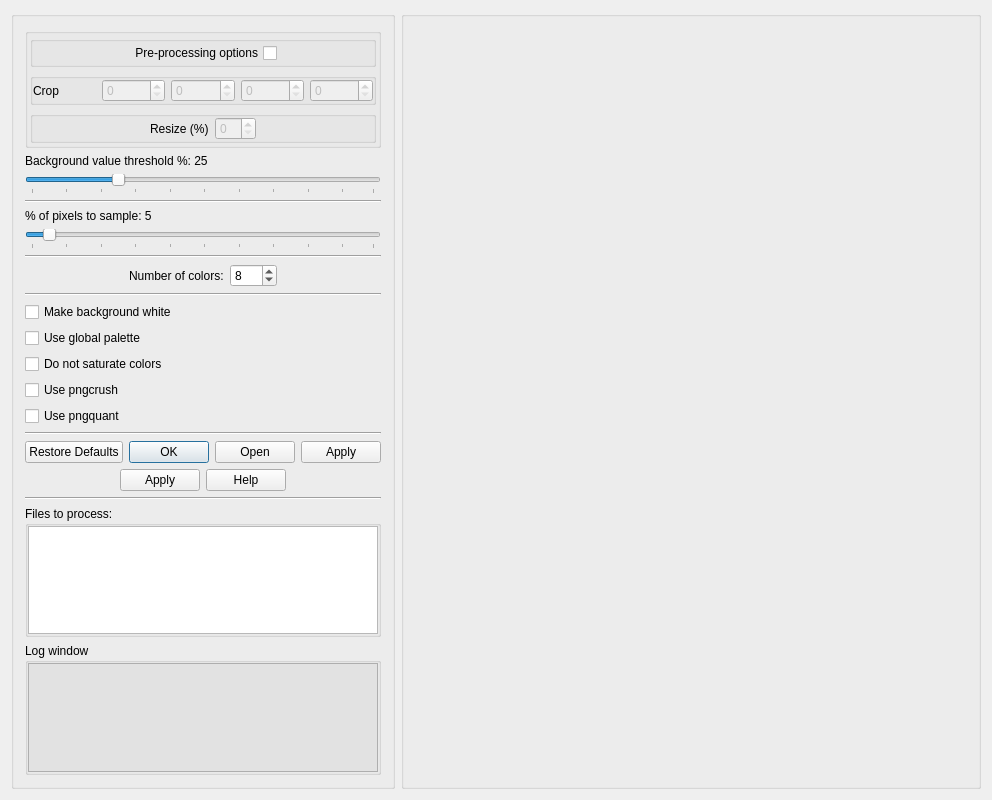
Above: noteshrinkdialog.ui from clapautius/noteshrink-qt before the change. Below: the same form after it.
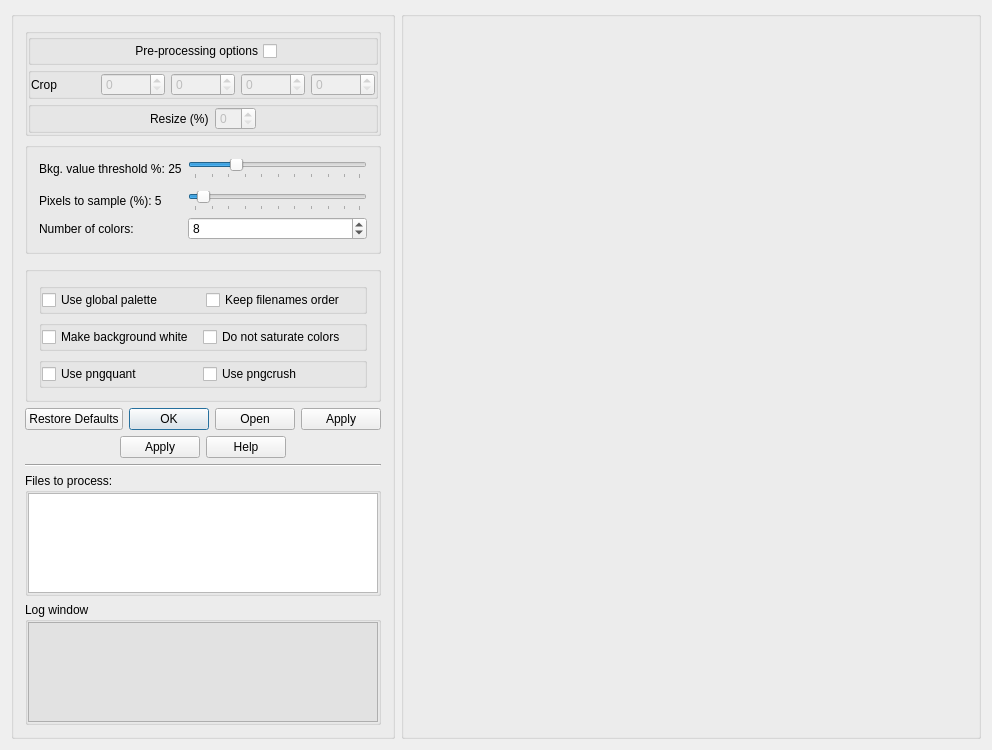
That is the form after the change.

What changed in the file:
```diff
--- a/noteshrinkdialog.ui
+++ b/noteshrinkdialog.ui
@@ -7,7 +7,7 @@
     <x>0</x>
     <y>0</y>
     <width>992</width>
-    <height>800</height>
+    <height>750</height>
    </rect>
   </property>
   <property name="windowTitle">
@@ -41,17 +41,20 @@
          <bool>false</bool>
         </property>
         <layout class="QVBoxLayout" name="verticalLayout_6">
+         <property name="spacing">
+          <number>2</number>
+         </property>
          <property name="leftMargin">
-          <number>2</number>
+          <number>0</number>
          </property>
          <property name="topMargin">
-          <number>2</number>
+          <number>0</number>
          </property>
          <property name="rightMargin">
-          <number>2</number>
+          <number>0</number>
          </property>
          <property name="bottomMargin">
-          <number>2</number>
+          <number>0</number>
          </property>
          <item>
           <widget class="QGroupBox" name="groupBox_6">
@@ -318,13 +321,15 @@
          </spacer>
         </item>
         <item>
-         <widget class="QLabel" name="m_bkg_value_thres_label">
-          <property name="text">
-           <string>Background value threshold %: 25</string>
+         <widget class="QGroupBox" name="groupBox_9">
+          <property name="title">
+           <string/>
           </property>
-         </widget>
-        </item>
-        <item>
+          <layout class="QFormLayout" name="formLayout_2">
+           <item row="1" column="0">
+            <layout class="QFormLayout" name="formLayout"/>
+           </item>
+           <item row="0" column="1">
          <widget class="QSlider" name="m_bkg_value_thres">
           <property name="value">
            <number>25</number>
@@ -340,21 +345,21 @@
           </property>
          </widget>
         </item>
-        <item>
-         <widget class="Line" name="line_2">
-          <property name="orientation">
-           <enum>Qt::Horizontal</enum>
+           <item row="0" column="0">
+            <widget class="QLabel" name="m_bkg_value_thres_label">
+             <property name="text">
+              <string>Bkg. value threshold %: 25</string>
           </property>
          </widget>
         </item>
-        <item>
+           <item row="2" column="0">
          <widget class="QLabel" name="m_pixels_sample_label">
           <property name="text">
-           <string>% of pixels to sample: 5</string>
+              <string>Pixels to sample (%): 5</string>
           </property>
          </widget>
         </item>
-        <item>
+           <item row="2" column="1">
          <widget class="QSlider" name="m_pixels_sample">
           <property name="value">
            <number>5</number>
@@ -370,36 +375,14 @@
           </property>
          </widget>
         </item>
-        <item>
-         <widget class="Line" name="line">
-          <property name="orientation">
-           <enum>Qt::Horizontal</enum>
-          </property>
-         </widget>
-        </item>
-        <item>
-         <layout class="QHBoxLayout" name="horizontalLayout_7">
-          <item>
-           <spacer name="horizontalSpacer">
-            <property name="orientation">
-             <enum>Qt::Horizontal</enum>
-            </property>
-            <property name="sizeHint" stdset="0">
-             <size>
-              <width>40</width>
-              <height>20</height>
-             </size>
-            </property>
-           </spacer>
-          </item>
-          <item>
+           <item row="3" column="0">
            <widget class="QLabel" name="label_4">
             <property name="text">
              <string>Number of colors:</string>
             </property>
            </widget>
           </item>
-          <item>
+           <item row="3" column="1">
            <widget class="QSpinBox" name="m_num_colors">
             <property name="minimum">
              <number>1</number>
@@ -412,35 +395,52 @@
             </property>
            </widget>
           </item>
+          </layout>
+         </widget>
+        </item>
           <item>
-           <spacer name="horizontalSpacer_2">
+         <layout class="QHBoxLayout" name="horizontalLayout_7">
+          <item>
+           <widget class="Line" name="line_6">
             <property name="orientation">
-             <enum>Qt::Horizontal</enum>
+             <enum>Qt::Vertical</enum>
             </property>
-            <property name="sizeHint" stdset="0">
-             <size>
-              <width>40</width>
-              <height>20</height>
-             </size>
-            </property>
-           </spacer>
+           </widget>
           </item>
          </layout>
         </item>
         <item>
-         <widget class="Line" name="line_3">
-          <property name="orientation">
-           <enum>Qt::Horizontal</enum>
+         <widget class="QGroupBox" name="groupBox_12">
+          <property name="title">
+           <string/>
           </property>
-         </widget>
-        </item>
+          <layout class="QVBoxLayout" name="verticalLayout_10">
         <item>
-         <widget class="QCheckBox" name="m_bkg_white">
-          <property name="text">
-           <string>Make background white</string>
-          </property>
-         </widget>
-        </item>
+            <widget class="QGroupBox" name="groupBox_11">
+             <property name="title">
+              <string/>
+             </property>
+             <property name="flat">
+              <bool>true</bool>
+             </property>
+             <layout class="QHBoxLayout" name="horizontalLayout_12">
+              <property name="spacing">
+               <number>0</number>
+              </property>
+              <property name="leftMargin">
+               <number>0</number>
+              </property>
+              <property name="topMargin">
+               <number>0</number>
+              </property>
+              <property name="rightMargin">
+               <number>0</number>
+              </property>
+              <property name="bottomMargin">
+               <number>0</number>
+              </property>
+              <item>
+               <layout class="QHBoxLayout" name="horizontalLayout_11">
         <item>
          <widget class="QCheckBox" name="m_global_palette">
           <property name="text">
@@ -449,6 +449,52 @@
          </widget>
         </item>
         <item>
+                 <widget class="QCheckBox" name="m_keep_filenames_order">
+                  <property name="text">
+                   <string>Keep filenames order</string>
+                  </property>
+                 </widget>
+                </item>
+               </layout>
+              </item>
+             </layout>
+            </widget>
+           </item>
+           <item>
+            <widget class="QGroupBox" name="groupBox_13">
+             <property name="title">
+              <string/>
+             </property>
+             <property name="flat">
+              <bool>true</bool>
+             </property>
+             <layout class="QHBoxLayout" name="horizontalLayout_14">
+              <property name="spacing">
+               <number>0</number>
+              </property>
+              <property name="leftMargin">
+               <number>0</number>
+              </property>
+              <property name="topMargin">
+               <number>0</number>
+              </property>
+              <property name="rightMargin">
+               <number>0</number>
+              </property>
+              <property name="bottomMargin">
+               <number>0</number>
+              </property>
+              <item>
+               <widget class="QCheckBox" name="m_bkg_white">
+                <property name="styleSheet">
+                 <string notr="true"/>
+                </property>
+                <property name="text">
+                 <string>Make background white</string>
+                </property>
+               </widget>
+              </item>
+              <item>
          <widget class="QCheckBox" name="m_do_not_saturate">
           <property name="text">
            <string>Do not saturate colors</string>
@@ -456,12 +502,38 @@
          </widget>
         </item>
         <item>
-         <widget class="QCheckBox" name="m_use_pngcrush">
-          <property name="text">
-           <string>Use pngcrush</string>
-          </property>
-         </widget>
-        </item>
+               <layout class="QHBoxLayout" name="horizontalLayout_13"/>
+              </item>
+             </layout>
+            </widget>
+           </item>
+           <item>
+            <widget class="QGroupBox" name="groupBox_10">
+             <property name="title">
+              <string/>
+             </property>
+             <property name="alignment">
+              <set>Qt::AlignCenter</set>
+             </property>
+             <property name="flat">
+              <bool>true</bool>
+             </property>
+             <layout class="QHBoxLayout" name="horizontalLayout_10">
+              <property name="spacing">
+               <number>0</number>
+              </property>
+              <property name="leftMargin">
+               <number>0</number>
+              </property>
+              <property name="topMargin">
+               <number>0</number>
+              </property>
+              <property name="rightMargin">
+               <number>0</number>
+              </property>
+              <property name="bottomMargin">
+               <number>0</number>
+              </property>
         <item>
          <widget class="QCheckBox" name="m_use_pngquant">
           <property name="text">
@@ -470,6 +542,25 @@
          </widget>
         </item>
         <item>
+               <widget class="QCheckBox" name="m_use_pngcrush">
+                <property name="text">
+                 <string>Use pngcrush</string>
+                </property>
+               </widget>
+              </item>
+              <item>
+               <layout class="QHBoxLayout" name="horizontalLayout"/>
+              </item>
+             </layout>
+            </widget>
+           </item>
+           <item>
+            <layout class="QVBoxLayout" name="verticalLayout_9"/>
+           </item>
+          </layout>
+         </widget>
+        </item>
+        <item>
          <spacer name="verticalSpacer_2">
           <property name="orientation">
            <enum>Qt::Vertical</enum>
@@ -482,13 +573,6 @@
           </property>
          </spacer>
         </item>
-        <item>
-         <widget class="Line" name="line_5">
-          <property name="orientation">
-           <enum>Qt::Horizontal</enum>
-          </property>
-         </widget>
-        </item>
         <item>
          <widget class="QDialogButtonBox" name="m_params_button_box">
           <property name="standardButtons">
```
Lines whose indentation alone changed are shown as unchanged.
